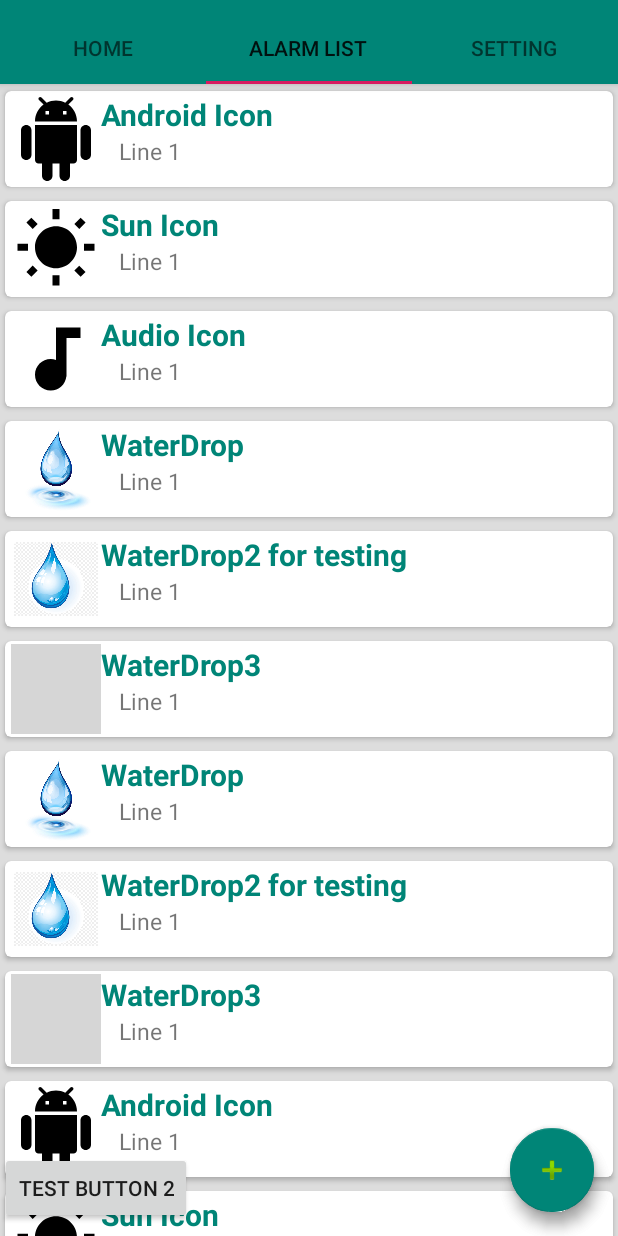
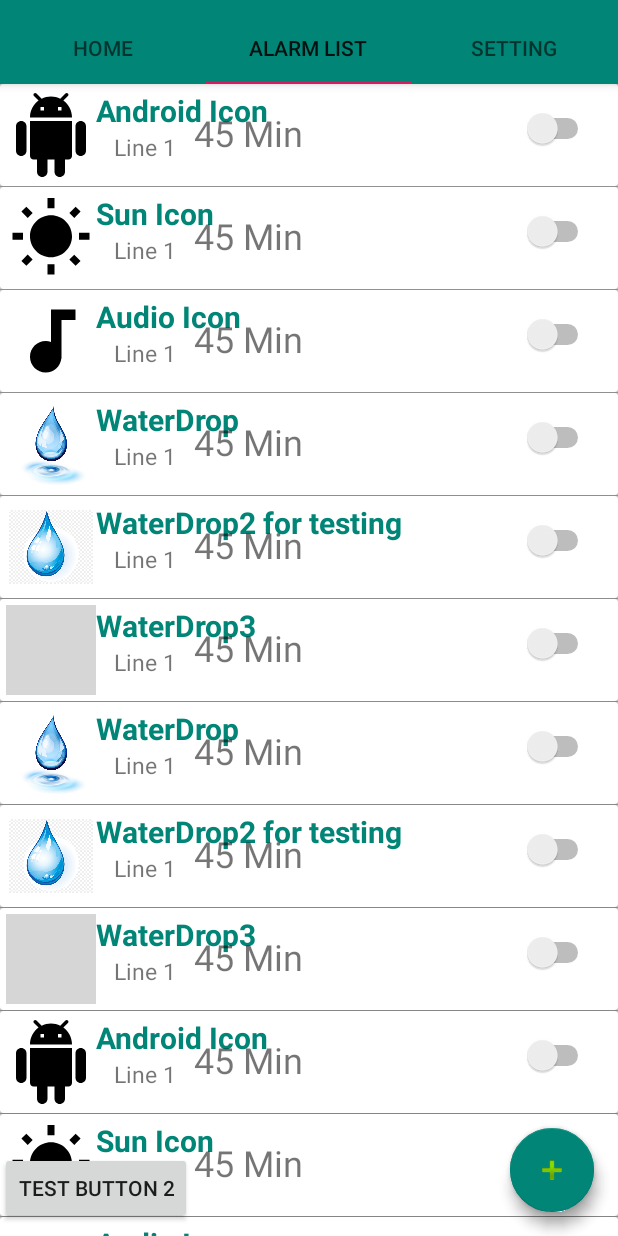
Before and after one commit to BTNM/DrinkWater2, an Android app: the screen it shows after launch (MainActivity), tab 2 chosen, on a phone screen of 412 x 824 dp. Run offline under Robolectric (Android 15) with nearby library versions, the phone set to English and light mode, and no system bars; grey boxes are pictures that could not be loaded.

Commit message:
found the option for space between elements in the recycleview, in the cardview app:cardUseCompatPadding

```diff
--- a/app/src/main/java/com/example/btnm/drinkwater2/RecycleViewAdapter.java
+++ b/app/src/main/java/com/example/btnm/drinkwater2/RecycleViewAdapter.java
@@ -16,6 +16,7 @@ public class RecycleViewAdapter extends RecyclerView.Adapter<RecycleViewAdapter.
 
     private List<AlarmItem> listData = new ArrayList<AlarmItem>();
 
+    // takes the info from view in xml into the recycleview
     public static class RecycleViewHolder extends RecyclerView.ViewHolder {
         public ImageView imageView;
         public TextView txtDescription1;
@@ -51,7 +52,7 @@ public class RecycleViewAdapter extends RecyclerView.Adapter<RecycleViewAdapter.
     @Override
     public void onBindViewHolder(@NonNull RecycleViewHolder recycleViewHolder, int i) {
         // on each alarm element take image and txt
-        AlarmItem dataItem = listData.get(i);
+//        AlarmItem dataItem = listData.get(i);
 
         recycleViewHolder.imageView.setImageResource(listData.get(i).getImageID() );
         recycleViewHolder.txtDescription1.setText(listData.get(i).getDescription1() );
--- a/app/src/main/java/com/example/btnm/drinkwater2/tabFragments/AlarmsFragment.java
+++ b/app/src/main/java/com/example/btnm/drinkwater2/tabFragments/AlarmsFragment.java
@@ -1,10 +1,12 @@
 package com.example.btnm.drinkwater2.tabFragments;
 
+import android.content.res.Resources;
 import android.os.Bundle;
 import android.support.annotation.NonNull;
 import android.support.annotation.Nullable;
 import android.support.design.widget.FloatingActionButton;
 import android.support.v4.app.Fragment;
+import android.support.v7.widget.DividerItemDecoration;
 import android.support.v7.widget.LinearLayoutManager;
 import android.support.v7.widget.RecyclerView;
 import android.view.LayoutInflater;
@@ -46,10 +48,12 @@ public class AlarmsFragment extends Fragment {
 //        adapter = new RecycleViewAdapter(initData() );
         adapter = new RecycleViewAdapter(listData );
 
+        DividerItemDecoration dividerItemDecoration = new DividerItemDecoration(getContext(), DividerItemDecoration.VERTICAL );
+        dividerItemDecoration.setDrawable(getResources().getDrawable(R.drawable.recycleview_divider, null) );
+        recyclerView.addItemDecoration(dividerItemDecoration);
+
         recyclerView.setLayoutManager(layoutManager);
         recyclerView.setAdapter(adapter);
-
-
 
 
         btnTest = (Button) view.findViewById(R.id.btnTest);
--- /dev/null
+++ b/app/src/main/res/drawable/recycleview_divider.xml
@@ -0,0 +1,9 @@
+<?xml version="1.0" encoding="utf-8"?>
+<shape xmlns:android="http://schemas.android.com/apk/res/android"
+    android:shape="rectangle">
+
+    <size android:height="0.4dp"/>
+    <solid android:color="#aaaaaa" />
+
+
+</shape>
--- a/app/src/main/res/layout/alarm_item.xml
+++ b/app/src/main/res/layout/alarm_item.xml
@@ -3,14 +3,14 @@
     android:layout_width="match_parent"
     android:layout_height="wrap_content"
     xmlns:app="http://schemas.android.com/apk/res-auto"
-    app:cardUseCompatPadding="true"
-    app:cardCornerRadius="4dp">
+
+    app:cardCornerRadius="2dp">
 
     <RelativeLayout
         android:layout_width="match_parent"
         android:layout_height="match_parent"
-        android:layout_marginBottom="2dp"
-        android:layout_marginTop="2dp"
+        android:layout_marginBottom="4dp"
+        android:layout_marginTop="4dp"
         android:layout_marginLeft="4dp"
         android:layout_marginRight="4dp"
 
@@ -45,6 +45,26 @@
             android:textSize="15sp"
             />
 
+        <TextView
+            android:id="@+id/editText"
+            android:layout_width="wrap_content"
+            android:layout_height="wrap_content"
+            android:textSize="24sp"
+            android:layout_margin="12dp"
+            android:text="@string/_45_min"
+            android:layout_toEndOf="@id/textView2"
+            android:inputType="time" />
+
+        <Switch
+            android:id="@+id/switch1"
+            android:layout_width="wrap_content"
+            android:layout_height="wrap_content"
+            android:layout_alignParentEnd="true"
+
+
+            android:layout_marginTop="12dp"
+            android:layout_marginEnd="12dp"
+            android:layout_marginBottom="12dp" />
 
 
     </RelativeLayout>
```
